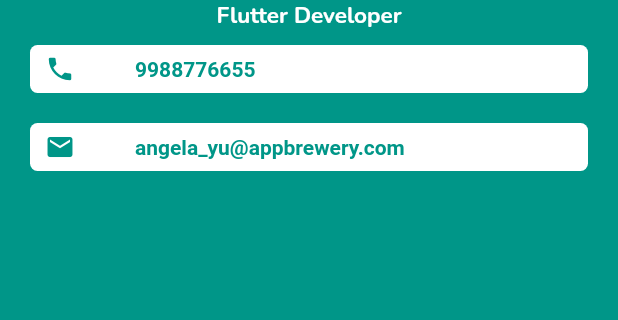
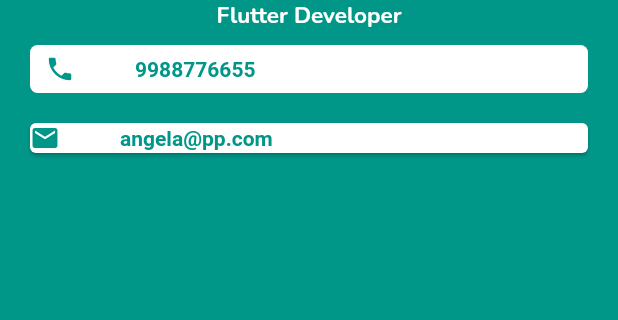
Before and after one commit to rajatdroid/fluter_angelayu, a Flutter app: the screen it shows after launch, on a phone screen of 412 x 824 dp, the part 390-710 px from its top. Run offline on Flutter 3.47's test engine with Material 2 defaults, Android fonts, the phone set to English and light mode, and no system bars.

Commit message:
Adding card instead of containers

```diff
--- a/lib/_visitingcard_by_angelayu.dart
+++ b/lib/_visitingcard_by_angelayu.dart
@@ -72,14 +72,8 @@ class HomeWidget extends StatelessWidget {
                   ],
                 ),
               ),
-              Container(
+              Card(
                 margin: EdgeInsets.symmetric(vertical: 10, horizontal: 20),
-                decoration: const BoxDecoration(
-                    color: Colors.white,
-                    borderRadius: BorderRadius.all(Radius.circular(5))
-                ),
-                padding: const EdgeInsets.symmetric(vertical: 6,
-                  horizontal: 10,),
                 child: Row(
                   children: const [
                     Icon(Icons.email,
@@ -87,7 +81,7 @@ class HomeWidget extends StatelessWidget {
                         size : 20),
                     SizedBox(width: 40,
                     ),
-                    Text('angela_yu@appbrewery.com',
+                    Text('angela@pp.com',
                       style: TextStyle(
                         fontWeight: FontWeight.bold,
                         color: Colors.teal,
```
